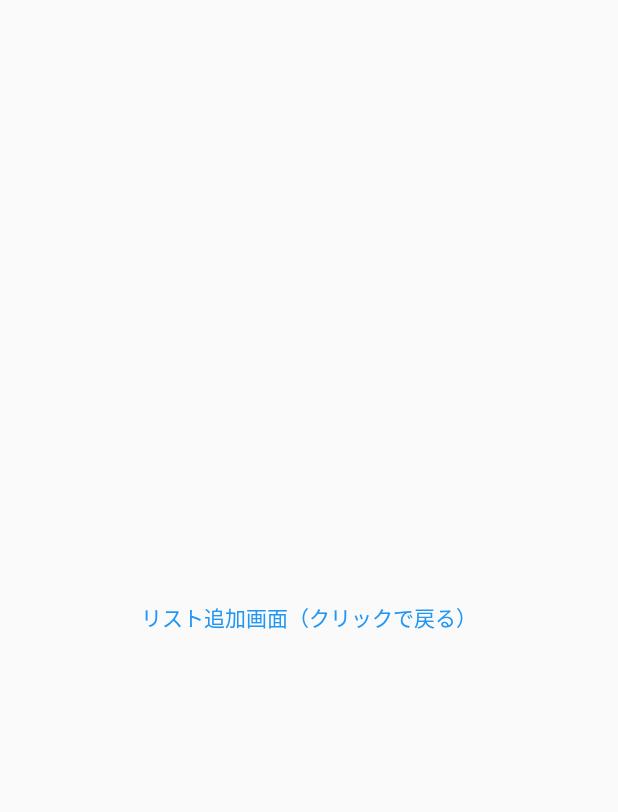
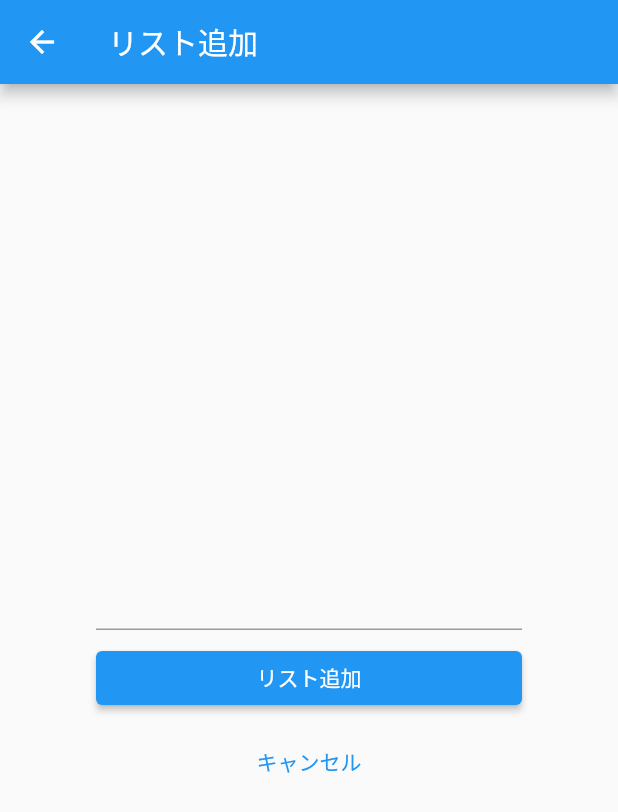
Before and after one commit to minntoko/flutter-dev, a Flutter app: the screen it shows after launch, after a tap on the "add" icon, on a phone screen of 412 x 824 dp. Shown: the top 812 px of the screen. Run offline on Flutter 3.47's test engine with Material 2 defaults, Android fonts, the light colour scheme and no system bars.

Commit message:
add: リストの追加機能

```diff
--- a/lib/main.dart
+++ b/lib/main.dart
@@ -17,42 +17,41 @@ class MyTodoApp extends StatelessWidget {
   }
 }
 
-class TodoListPage extends StatelessWidget {
+class TodoListPage extends StatefulWidget {
+  @override
+  _TodoListPageState createState() => _TodoListPageState();
+}
+
+class _TodoListPageState extends State<TodoListPage> {
+  List<String> todoList = [];
+
   @override
   Widget build(BuildContext context) {
     return Scaffold(
       appBar: AppBar(
         title: Text('リスト一覧'),
       ),
-      body: ListView(
-        children: <Widget>[
-          Card(
+      body: ListView.builder(
+        itemCount: todoList.length,
+        itemBuilder: (context, index) {
+          return Card(
             child: ListTile(
-              title: Text('ニンジンを買う'),
+              title: Text(todoList[index]),
             ),
-          ),
-          Card(
-            child: ListTile(
-              title: Text('タマネギを買う'),
-            ),
-          ),
-          Card(
-            child: ListTile(
-              title: Text('ジャガイモを買う'),
-            ),
-          ),
-          Card(
-            child: ListTile(
-              title: Text('カレールーを買う'),
-            ),
-          ),
-        ],
+          );
+        },
       ),
       floatingActionButton: FloatingActionButton(
-        onPressed: () {
-          Navigator.of(context).push(MaterialPageRoute(builder: (context) {
+        onPressed: () async {
+          final newListText = await Navigator.of(context)
+              .push(MaterialPageRoute(builder: (context) {
             return TodoAddPage();
           }));
+          if (newListText != null) {
+            setState(() {
+              todoList.add(newListText);
+            });
+          }
         },
         child: Icon(Icons.add),
       ),
@@ -60,16 +59,61 @@ class TodoListPage extends StatelessWidget {
   }
 }
 
-class TodoAddPage extends StatelessWidget {
+class TodoAddPage extends StatefulWidget {
+  @override
+  _TodoAddPageState createState() => _TodoAddPageState();
+}
+
+class _TodoAddPageState extends State<TodoAddPage> {
+  String _text = '';
+
   @override
   Widget build(BuildContext context) {
     return Scaffold(
-        body: Center(
+        appBar: AppBar(
+          title: Text('リスト追加'),
+        ),
+        body: Container(
+          padding: EdgeInsets.all(64),
+          child: Column(
+            mainAxisAlignment: MainAxisAlignment.center,
+            children: <Widget>[
+              Text(
+                _text,
+                style: TextStyle(color: Colors.blue),
+              ),
+              const SizedBox(height: 8),
+              TextField(
+                onChanged: (String value) {
+                  setState(() {
+                    _text = value;
+                  });
+                },
+              ),
+              const SizedBox(height: 8),
+              Container(
+                width: double.infinity,
+                child: ElevatedButton(
+                  style: ElevatedButton.styleFrom(
+                    backgroundColor: Colors.blue, // 背景色を設定
+                  ),
+                  onPressed: () {
+                    Navigator.of(context).pop(_text);
+                  },
+                  child: Text('リスト追加', style: TextStyle(color: Colors.white)),
+                ),
+              ),
+              const SizedBox(height: 8),
+              Container(
+                width: double.infinity,
                 child: TextButton(
                   onPressed: () {
                     Navigator.of(context).pop();
                   },
-        child: Text('リスト追加画面（クリックで戻る）'),
+                  child: Text('キャンセル'),
+                ),
+              )
+            ],
           ),
         ));
   }
```
Lines whose indentation alone changed are shown as unchanged.
